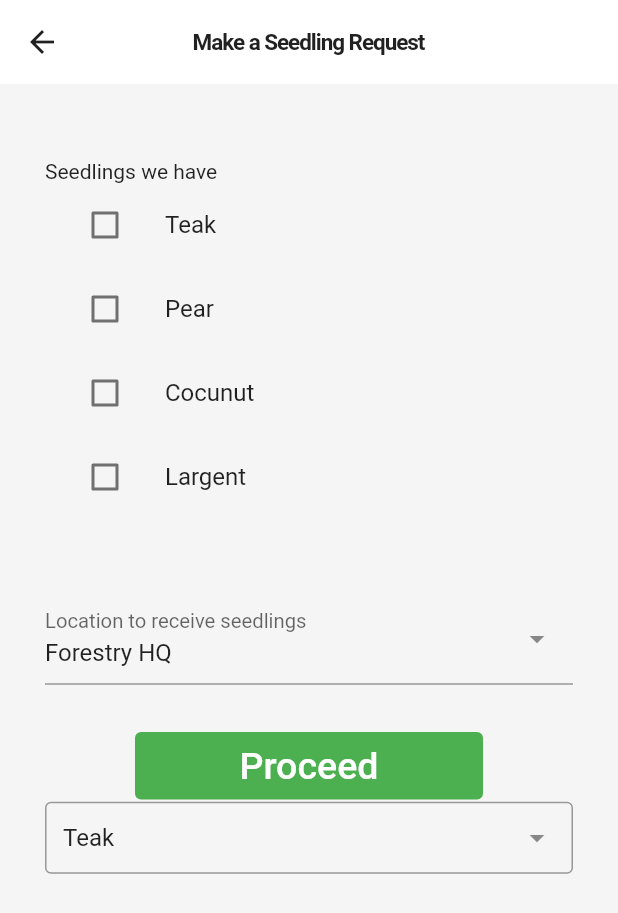
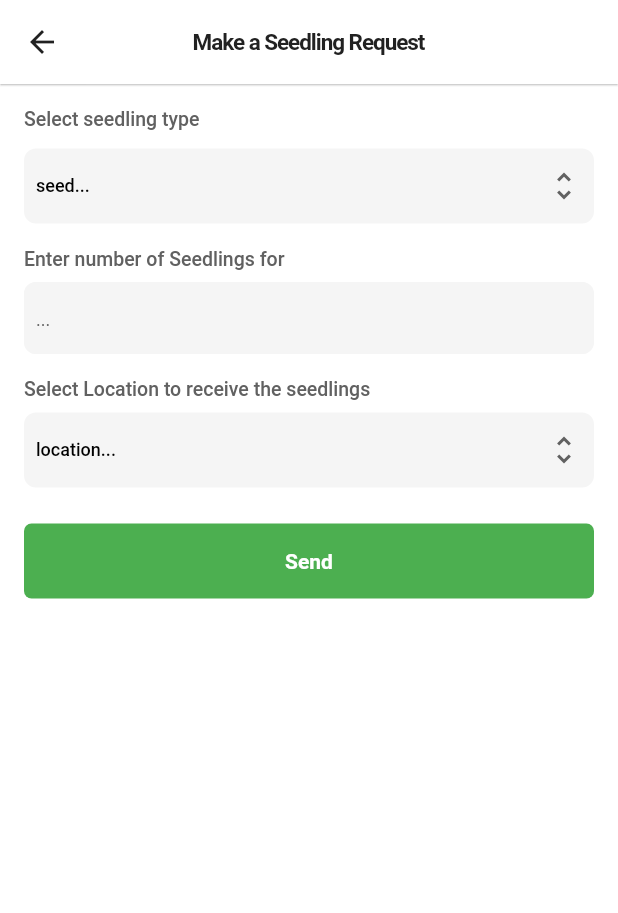
Before and after one commit to Sankwan/GreenGhana-Mobile-App, a Flutter app: the RequestSeedling screen opened directly, on a phone screen of 412 x 824 dp. Shown: the top 913 px of the screen. Run offline on Flutter 3.47's test engine with Material 2 defaults, Android fonts, the phone set to English and light mode, and no system bars; drawn by our look-alikes of dropdown_search; our stand-ins replace bot_toast, cached_network_image, carousel_slider, cloud_firestore, dio, dotted_border and 17 more; missing offline and left inert: random_avatar; accounts and stored records are empty; Roboto replaces fonts that are missing (Poppins).

Commit message:
make a seedling request with this

```diff
--- a/lib/initialize.dart
+++ b/lib/initialize.dart
@@ -2,6 +2,7 @@ import 'package:bot_toast/bot_toast.dart';
 import 'package:flutter/material.dart';
 import 'package:instagram_aa/provider/add_post_provider.dart';
 import 'package:instagram_aa/provider/homepageprovider.dart';
+import 'package:instagram_aa/provider/request_provider.dart';
 import 'package:instagram_aa/provider/themeprovider.dart';
 import 'package:instagram_aa/provider/userprovider.dart';
 import 'package:instagram_aa/provider/post_provider.dart';
@@ -29,6 +30,8 @@ class Initialize extends StatelessWidget {
                   create: (context) => PostProvider()),
               ChangeNotifierProvider<AddPostProvider>(
                   create: (context) => AddPostProvider()),
+              ChangeNotifierProvider<RequestProvider>(
+                  create: (context) => RequestProvider()),
             ],
             child: MaterialApp(
               builder: BotToastInit(),
--- /dev/null
+++ b/lib/provider/request_provider.dart
@@ -0,0 +1,30 @@
+import 'dart:collection';
+
+import 'package:flutter/cupertino.dart';
+import 'package:instagram_aa/controllers/request_controller.dart';
+import 'package:instagram_aa/models/request_model.dart';
+
+import '../models/posts_model.dart';
+
+class RequestProvider with ChangeNotifier {
+
+  final RequestControllerImplement controller = RequestControllerImplement();
+
+
+  String _selectedSeed = 'seed...';
+  String _selectedLocation = "location...";
+
+  String get selectedSeed => _selectedSeed;
+  String get selectedLocation => _selectedLocation;
+
+  void onSeedSelect(s) {
+    _selectedSeed = s;
+    notifyListeners();
+  }
+
+  void onLocationSelect(s){
+    _selectedLocation = s;
+    notifyListeners();
+  }
+
+}
--- a/lib/services/firebase_service.dart
+++ b/lib/services/firebase_service.dart
@@ -8,5 +8,6 @@ final storage = FirebaseStorage.instance;
 final firrstore = FirebaseFirestore.instance;
 final usercol = FirebaseFirestore.instance.collection('users');
 final postcol = FirebaseFirestore.instance.collection('posts');
+final requestcol = FirebaseFirestore.instance.collection('requests');
 
 final logs = Logger();
--- a/lib/utils/tablist.dart
+++ b/lib/utils/tablist.dart
@@ -12,3 +12,18 @@ const List<Widget> fragmentList = [
   MapPage(),
   Graph(),
 ];
+
+const List<String> seedlingList = [
+  'Teak',
+  'Pear',
+  'Coconut',
+  'Largent',
+];
+
+const List<String> seedLocationList = [
+  "Forestry HQ",
+  "Accra Mall",
+  "WestHills Mall",
+  'Tema Central Mall',
+  'Central University',
+];
--- a/lib/views/screens/add_image_post_page.dart
+++ b/lib/views/screens/add_image_post_page.dart
@@ -67,7 +67,7 @@ import 'package:provider/provider.dart';
 
 import '../../services/firebase_service.dart';
 import '../../utils/custom_theme.dart';
-import '../widgets/form_input_builder.dart';
+import '../widgets/requestwidgets/form_input_builder.dart';
 
 class PostPage extends StatefulWidget {
   const PostPage({super.key});
@@ -150,7 +150,6 @@ class _PostPageState extends State<PostPage> {
           ),
           FormInputBuilder(
             hintText: '...',
-            maxlines: 2,
             controller: captionController,
           ),
           const SizedBox(
--- a/lib/views/screens/homepage.dart
+++ b/lib/views/screens/homepage.dart
@@ -4,11 +4,7 @@ import 'package:flutter/material.dart';
 import 'package:flutter/scheduler.dart';
 import 'package:instagram_aa/controllers/firebase_services.dart';
 import 'package:instagram_aa/controllers/post_controller.dart';
-import 'package:instagram_aa/models/posts_model.dart';
-import 'package:instagram_aa/models/usermodel.dart';
 import 'package:instagram_aa/provider/post_provider.dart';
-import 'package:instagram_aa/provider/userprovider.dart';
-import 'package:instagram_aa/utils/app_utils.dart';
 import 'package:instagram_aa/views/screens/profile_page.dart';
 import 'package:instagram_aa/views/screens/search_screen.dart';
 import 'package:instagram_aa/views/widgets/app_name.dart';
--- a/lib/views/screens/request_seedling.dart
+++ b/lib/views/screens/request_seedling.dart
@@ -1,10 +1,14 @@
-import 'package:cloud_firestore/cloud_firestore.dart';
-import 'package:dropdown_search/dropdown_search.dart';
 import 'package:firebase_auth/firebase_auth.dart';
 import 'package:flutter/material.dart';
-import 'package:instagram_aa/views/screens/checkout_seedling.dart';
-import 'package:instagram_aa/views/widgets/custom_widgets.dart';
-//working
+import 'package:instagram_aa/provider/request_provider.dart';
+import 'package:instagram_aa/utils/tablist.dart';
+import 'package:provider/provider.dart';
+
+import '../../utils/custom_theme.dart';
+import '../../utils/custombutton.dart';
+import '../widgets/custominputfield.dart';
+import '../widgets/requestwidgets/form_input_builder.dart';
+
 class RequestSeedling extends StatefulWidget {
   const RequestSeedling({super.key});
 
@@ -13,225 +17,134 @@ class RequestSeedling extends StatefulWidget {
 }
 
 class _RequestSeedlingState extends State<RequestSeedling> {
-  User? user;
-  bool teak = false;
-  bool pear = false;
-  bool coconut = false;
-  bool largent = false;
-  int teakCount = 0;
-  int pearCount = 0;
-  int coconutCount = 0;
-  int largentCount = 0;
+  late TextEditingController seedCountController;
 
-  List seedling = ['Teak', 'Pear', 'Cocunut', 'Largent'];
-  List<bool> seedSeleted = [false, false, false, false];
-  List<int> seedCount = [1, 1, 1, 1];
+  @override
+  void initState() {
+    seedCountController = TextEditingController();
+    super.initState();
+  }
 
-  List<Map> addCart = [];
-
+  @override
+  void dispose() {
+    seedCountController.dispose();
+    super.dispose();
+  }
 
   @override
   Widget build(BuildContext context) {
+    RequestProvider rp = context.watch<RequestProvider>();
     return Scaffold(
-
+      backgroundColor: Theme.of(context).backgroundColor,
       appBar: AppBar(
         title: const Text(
           'Make a Seedling Request',
           style: TextStyle(fontSize: 15),
         ),
         centerTitle: true,
+        elevation: .5,
       ),
-      body: Padding(
-        padding: const EdgeInsets.only(left: 30, right: 30),
-        child: ListView(children: [
-          const SizedBox(
-            height: 50,
-          ),
-          const Text('Seedlings we have'),
-
-          // Availabe Seedlings
-          Expanded(
-            child: ListView.builder(
+      body: ListView(
+        physics: const BouncingScrollPhysics(),
         shrinkWrap: true,
-              itemCount: seedling.length,
-              itemBuilder: (context, index) {
-                return ListTile(
-                  leading: Checkbox(
-                    value: seedSeleted[index],
-                    onChanged: (value) {
-                      setState(() {
-                        seedSeleted[index] = value!;
-                      });
-                    },
-                  ),
-                  title: Text(seedling[index]),
-                  trailing: seedSeleted[index]
-                      ? Row(
-                          mainAxisSize: MainAxisSize.min,
+        padding: const EdgeInsets.symmetric(horizontal: 16, vertical: 16),
         children: [
-                            ElevatedButton(
-                              onPressed: seedCount[index] > 1
-                                  ? () {
-                                      setState(() {
-                                        seedCount[index] -= 1;
-                                      });
-                                    }
-                                  : null,
-                              child: const Text('-'),
-                              style: styleButton(),
-                            ),
-                            Text(seedCount[index].toString()),
-                            ElevatedButton(
-                              onPressed: () {
-                                setState(() {
-                                  seedCount[index] += 1;
-                                });
-                              },
-                              child: const Text('+'),
-                              style: styleButton(),
-                            )
-                          ],
-                        )
-                      : null,
-                );
-              },
+          Text(
+            'Select seedling type',
+            style: subtitlestlye.copyWith(
+              color: Theme.of(context).colorScheme.secondary,
+              fontWeight: FontWeight.w500,
             ),
           ),
-          const SizedBox(height: 50),
-          DropdownSearch<String>(
-            popupProps: const PopupProps.menu(
-              showSelectedItems: true,
-              showSearchBox: true,
-              searchFieldProps: TextFieldProps(
-                decoration: InputDecoration(
-                  border: OutlineInputBorder(borderSide: BorderSide()),
-                  // labelText: 'type location here',
-                  hintText: 'select or type location here',
-                  hintStyle: TextStyle(
-                    fontSize: 14,
-                    fontWeight: FontWeight.w400,
+          const SizedBox(height: 12),
+          CustomInputField(
+            childwidget: DropdownButtonHideUnderline(
+              child: DropdownButton(
+                items: seedlingList.map<DropdownMenuItem<String>>((nv) {
+                  return DropdownMenuItem<String>(
+                      value: nv,
+                      child: Text(
+                        nv,
+                        style: subtitlestlye.copyWith(
+                            color: Theme.of(context).colorScheme.primary),
+                      ));
+                }).toList(),
+                hint: Text(
+                  rp.selectedSeed,
+                  style: subtitlestlye.copyWith(
+                      fontSize: 12,
+                      color: Theme.of(context).colorScheme.primary),
+                ),
+                onChanged: rp.onSeedSelect,
+                icon: const Icon(Icons.unfold_more_outlined),
+                isExpanded: true,
               ),
             ),
           ),
+          const SizedBox(
+            height: 16,
           ),
-            items: const [
-              "Forestry HQ",
-              "Accra Mall",
-              "WestHills Mall",
-              'Tema Central Mall',
-              'Central University'
-            ],
-            dropdownDecoratorProps: const DropDownDecoratorProps(
-              dropdownSearchDecoration: InputDecoration(
-                labelText: "Location to receive seedlings",
-                labelStyle: TextStyle(fontSize: 18),
+          Text(
+            'Enter number of Seedlings for ${rp.selectedSeed == "seed..." ? "" : rp.selectedSeed}',
+            style: subtitlestlye.copyWith(
+              color: Theme.of(context).colorScheme.secondary,
+              fontWeight: FontWeight.w500,
             ),
           ),
-            onChanged: print,
-            selectedItem: "Forestry HQ",
+          const SizedBox(
+            height: 8,
+          ),
+          FormInputBuilder(
+            hintText: '...',
+            keyboardType: TextInputType.phone,
+            controller: seedCountController,
           ),
           const SizedBox(
-            height: 30,
+            height: 16,
           ),
-          Padding(
-            padding: const EdgeInsets.only(left: 60, right: 60),
-            child: TextButton(
-              onPressed: (() async {
-                // var idx;
-                addCart.clear();
-
-                for (var i = 0; i < seedSeleted.length; i++) {
-                  if (seedSeleted[i] && addCart.isEmpty) {
-                    addCart.add({
-                      'name': seedling[i],
-                      'quantity': seedCount[i].toString()
-                    });
-                  } else if (seedSeleted[i] && addCart.isNotEmpty) {
-                    for (var idx = 0; idx < addCart.length; idx++) {
-                      if (addCart[idx]['name'] == seedling[i]) {
-                        addCart[idx] = {
-                          'name': seedling[i],
-                          'quantity': seedCount[i].toString()
-                        };
-                      }
-                    }
-                  }
-                  if (seedSeleted[i] &&
-                      !addCart.contains({
-                        'name': seedling[i],
-                        'quantity': seedCount[i].toString()
-                      })) {
-                    addCart.add({
-                      'name': seedling[i],
-                      'quantity': seedCount[i].toString()
-                    });
-                  }
-                  if (seedSeleted[i] &&
-                      addCart.contains({
-                        'name': seedling[i],
-                        'quantity': seedCount[i].toString()
-                      })) {
-                    addCart.remove({
-                      'name': seedling[i],
-                      'quantity': seedCount[i].toString()
-                    });
-                  }
-                }
-                if (seedSeleted.contains(true)) {
-                  Navigator.push(
-                    context,
-                    MaterialPageRoute(
-                      builder: ((context) => CheckoutSeedling(
-                            name: 'Current User',
-                            loc: 'Place',
-                            number: 'User number',
-                            cartItems: addCart,
-                          )),
+          Text(
+            'Select Location to receive the seedlings',
+            style: subtitlestlye.copyWith(
+              color: Theme.of(context).colorScheme.secondary,
+              fontWeight: FontWeight.w500,
+            ),
+          ),
+          const SizedBox(
+            height: 8,
+          ),
+          CustomInputField(
+            childwidget: DropdownButtonHideUnderline(
+              child: DropdownButton(
+                items: seedLocationList.map<DropdownMenuItem<String>>((nv) {
+                  return DropdownMenuItem<String>(
+                      value: nv,
+                      child: Text(
+                        nv,
+                        style: subtitlestlye.copyWith(
+                            color: Theme.of(context).colorScheme.primary),
+                      ));
+                }).toList(),
+                hint: Text(
+                  rp.selectedLocation,
+                  style: subtitlestlye.copyWith(
+                      fontSize: 12,
+                      color: Theme.of(context).colorScheme.primary),
+                ),
+                onChanged: rp.onLocationSelect,
+                icon: const Icon(Icons.unfold_more_outlined),
+                isExpanded: true,
+              ),
+            ),
+          ),
+          const SizedBox(
+            height: 24,
+          ),
+          CustomButton(
+            onpress: () {},
+            label: 'Send',
+          ),
+        ],
       ),
     );
   }
-              }),
-              style: TextButton.styleFrom(
-                backgroundColor: Colors.green,
-              ),
-              child: const Padding(
-                padding: EdgeInsets.only(top: 0),
-                child: Text(
-                  'Proceed',
-                  textAlign: TextAlign.center,
-                  style: TextStyle(color: Colors.white, fontSize: 25),
-                ),
-              ),
-            ),
-          ),
-
-
-          //beginning of test dropdowns
-          //to implement this in the edit
-
-DropdownSearch<String>.multiSelection(
-    items: ["Teak", "Coco", "Guava", 'C', 'k','q','r', 's', 'braee','tectona'],
-    popupProps: PopupPropsMultiSelection.menu(
-        showSelectedItems: true,
-        showSearchBox: true,
-        searchFieldProps: TextFieldProps(
-          decoration: InputDecoration(
-                  border: OutlineInputBorder(borderSide: BorderSide()),
-                  // labelText: 'type location here',
-                  hintText: 'select or type specie(s) here',
-                  hintStyle: TextStyle(
-                    fontSize: 14,
-                    fontWeight: FontWeight.w400,
-                  ),
-                ),
-        ),
-    ),
-    onChanged: print,
-    selectedItems: ["Teak"],
-),
-        ]),
-      ),
-
-    );
 }
-}
--- a/lib/views/screens/upload_video_page.dart
+++ b/lib/views/screens/upload_video_page.dart
@@ -7,7 +7,6 @@ import 'package:instagram_aa/services/firebase_service.dart';
 import 'package:instagram_aa/utils/custombutton.dart';
 import 'package:instagram_aa/utils/progressloader.dart';
 import 'package:instagram_aa/utils/showsnackbar.dart';
-import 'package:instagram_aa/views/widgets/form_input_builder.dart';
 import 'package:provider/provider.dart';
 import 'package:video_player/video_player.dart';
 
@@ -16,6 +15,8 @@ import '../../provider/userprovider.dart';
 import '../../utils/custom_theme.dart';
 import '../widgets/dottedContainer.dart';
 import 'package:path/path.dart' as Path;
+
+import '../widgets/requestwidgets/form_input_builder.dart';
 
 class UploadVideoPage extends StatefulWidget {
   const UploadVideoPage({super.key});
@@ -73,7 +74,6 @@ class _UploadVideoPageState extends State<UploadVideoPage> {
           ),
           FormInputBuilder(
             hintText: '...',
-            maxlines: 2,
             controller: captionController,
           ),
           const SizedBox(
--- a/lib/views/widgets/custominputfield.dart
+++ b/lib/views/widgets/custominputfield.dart
@@ -1,6 +1,4 @@
 import 'package:flutter/material.dart';
-import 'package:flutter/src/widgets/container.dart';
-import 'package:flutter/src/widgets/framework.dart';
 
 class CustomInputField extends StatelessWidget {
   final Widget childwidget;
--- a/lib/views/widgets/form_input_builder.dart
+++ b/lib/views/widgets/requestwidgets/form_input_builder.dart
@@ -1,29 +1,28 @@
 // ignore_for_file: must_be_immutable
 
 import 'package:flutter/material.dart';
-import 'package:flutter/services.dart';
 
 class FormInputBuilder extends StatelessWidget {
   final String hintText;
-  final int? maxlines;
   final TextEditingController? controller;
-  IconData? prefixIcon;
+  final TextInputType? keyboardType;
 
-  FormInputBuilder(
-      {super.key, required this.hintText, this.controller, this.prefixIcon, this.maxlines});
+  const FormInputBuilder({
+    super.key,
+    required this.hintText,
+    this.controller,
+    this.keyboardType
+  });
   @override
   Widget build(BuildContext context) {
     return TextFormField(
       controller: controller,
-      maxLines: maxlines,
-      keyboardType: TextInputType.multiline,
+      keyboardType: keyboardType,
       decoration: InputDecoration(
         filled: true,
         fillColor: Theme.of(context).scaffoldBackgroundColor,
         contentPadding: const EdgeInsets.only(
-          left: 12,
-          top: 8
-
+          left: 8,
         ),
         enabledBorder: OutlineInputBorder(
           borderRadius: BorderRadius.circular(8),
```
Also changed, not shown: lib/controllers/request_controller.dart (added, +18 -0 lines), lib/models/request_model.dart (added, +44 -0 lines). Lines whose indentation alone changed are shown as unchanged.
